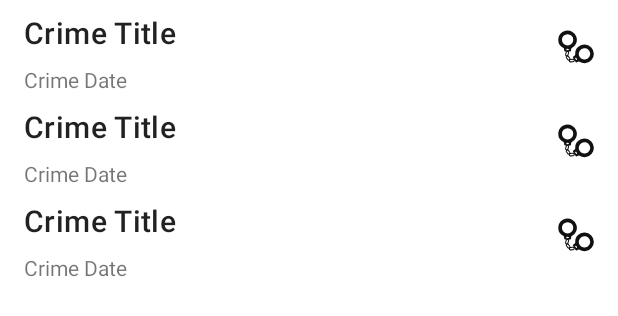
After one commit to tianb0/ListDetailNav2, an Android app: the layout fragment_crime_list.xml on its own in the app's theme, with its tools: preview values and no code run, on a phone screen of 412 x 824 dp. The commit adds this screen. Shown: the top 316 px of the screen. Run offline under Robolectric (Android 15) with nearby library versions, the phone set to English and light mode, and no system bars.

Commit message:
crime list: view (binding, layout, adapter), view model, flow data from db to view model and hook to view lifecycle

```diff
--- a/app/src/main/java/io/tianb/listdetailnav2/Crime.kt
+++ b/app/src/main/java/io/tianb/listdetailnav2/Crime.kt
@@ -8,6 +8,7 @@ import java.util.UUID
 @Entity
 data class Crime(
     @PrimaryKey val id: UUID,
+    val title: String,
     val date: Date,
     val isSolved: Boolean
 )
--- /dev/null
+++ b/app/src/main/res/drawable-v24/ic_solved.xml
@@ -0,0 +1,21 @@
+<vector xmlns:android="http://schemas.android.com/apk/res/android"
+    android:width="24dp"
+    android:height="24dp"
+    android:viewportWidth="24"
+    android:viewportHeight="24">
+  <path
+      android:pathData="M5.07,1.11A6.19,6.19 0,0 0,3.65 12.7a0.57,0.57 0,0 1,0.32 0.44l0.19,1.25a0.62,0.62 0,0 0,0.61 0.63,16.41 16.41,0 0,0 3.29,0 0.62,0.62 0,0 0,0.61 -0.63l0.18,-1.23a0.61,0.61 0,0 1,0.35 -0.47A6.2,6.2 0,0 0,5.07 1.11ZM7,14H6.51a0.49,0.49 0,0 1,-0.38 0.19,0.51 0.51,0 1,1 0.38,-0.83H7a0.33,0.33 0,0 1,0.32 0.32A0.32,0.32 0,0 1,7 14ZM6.4,11a3.79,3.79 0,1 1,3.79 -3.79A3.79,3.79 0,0 1,6.4 11Z"
+      android:fillColor="#111"/>
+  <path
+      android:pathData="M5.66,18.2l-0.21,-0.07a1,1 0,0 1,-0.69 -1.27l0.44,-1.5a1,1 0,0 1,1.27 -0.69l0.21,0.06A1,1 0,0 1,7.38 16l-0.44,1.5A1,1 0,0 1,5.66 18.2ZM6.27,15.33a0.33,0.33 0,0 0,-0.41 0.23l-0.44,1.5a0.33,0.33 0,0 0,0.22 0.41l0.22,0.06a0.33,0.33 0,0 0,0.41 -0.22l0.44,-1.5a0.33,0.33 0,0 0,-0.22 -0.41Z"
+      android:fillColor="#111"/>
+  <path
+      android:pathData="M7.9,20.72l-0.17,0.13a1,1 0,0 1,-1.44 -0.2L5.35,19.4A1,1 0,0 1,5.55 18l0.18,-0.14a1,1 0,0 1,1.43 0.2l0.94,1.25A1,1 0,0 1,7.9 20.72ZM6,18.52A0.34,0.34 0,0 0,5.9 19l0.94,1.24a0.34,0.34 0,0 0,0.47 0.07l0.18,-0.14a0.33,0.33 0,0 0,0.06 -0.46l-0.94,-1.25a0.33,0.33 0,0 0,-0.47 -0.06Z"
+      android:fillColor="#111"/>
+  <path
+      android:pathData="M11.12,20.79l0,0.22a1.07,1.07 0,0 1,-1 1.11l-1.7,0.14a1.08,1.08 0,0 1,-1.2 -0.93l0,-0.23a1.08,1.08 0,0 1,1 -1.11l1.71,-0.13A1.06,1.06 0,0 1,11.12 20.79ZM8,21.27a0.36,0.36 0,0 0,0.39 0.3l1.7,-0.14a0.36,0.36 0,0 0,0.34 -0.36l0,-0.22a0.35,0.35 0,0 0,-0.39 -0.3l-1.7,0.13A0.34,0.34 0,0 0,8 21Z"
+      android:fillColor="#111"/>
+  <path
+      android:pathData="M22.19,12.33A6.19,6.19 0,0 0,11.5 17a0.61,0.61 0,0 1,-0.21 0.51l-1,0.79a0.62,0.62 0,0 0,-0.24 0.84A16.5,16.5 0,0 0,11.75 22a0.61,0.61 0,0 0,0.85 0.2l1.15,-0.47a0.63,0.63 0,0 1,0.58 0.06,6.19 6.19,0 0,0 7.86,-9.45ZM12.13,20.55l-0.26,-0.43a0.49,0.49 0,0 1,-0.35 -0.23,0.51 0.51,0 0,1 0.17,-0.69 0.51,0.51 0,0 1,0.69 0.18,0.48 0.48,0 0,1 0,0.42l0.26,0.43a0.32,0.32 0,0 1,-0.12 0.44A0.31,0.31 0,0 1,12.13 20.55ZM14.4,18.5a3.79,3.79 0,1 1,5.19 1.33A3.79,3.79 0,0 1,14.4 18.5Z"
+      android:fillColor="#111"/>
+</vector>
--- /dev/null
+++ b/app/src/main/res/layout/fragment_crime_list.xml
@@ -0,0 +1,9 @@
+<?xml version="1.0" encoding="utf-8"?>
+<androidx.recyclerview.widget.RecyclerView xmlns:android="http://schemas.android.com/apk/res/android"
+    xmlns:tools="http://schemas.android.com/tools"
+    android:id="@+id/crime_recycler_view"
+    android:layout_width="match_parent"
+    android:layout_height="match_parent"
+    tools:listitem="@layout/list_item_crime">
+
+</androidx.recyclerview.widget.RecyclerView>
--- /dev/null
+++ b/app/src/main/res/layout/list_item_crime.xml
@@ -0,0 +1,44 @@
+<?xml version="1.0" encoding="utf-8"?>
+<androidx.constraintlayout.widget.ConstraintLayout xmlns:android="http://schemas.android.com/apk/res/android"
+    xmlns:app="http://schemas.android.com/apk/res-auto"
+    xmlns:tools="http://schemas.android.com/tools"
+    android:id="@+id/linear_layout"
+    android:layout_width="match_parent"
+    android:layout_height="wrap_content">
+
+    <TextView
+        android:id="@+id/crime_title"
+        android:layout_width="0dp"
+        android:layout_height="wrap_content"
+        android:layout_marginStart="16dp"
+        android:layout_marginTop="8dp"
+        android:layout_marginEnd="8dp"
+        android:text="Crime Title"
+        android:textAppearance="@style/TextAppearance.MaterialComponents.Headline6"
+        app:layout_constraintEnd_toStartOf="@+id/crime_solved"
+        app:layout_constraintStart_toStartOf="parent"
+        app:layout_constraintTop_toTopOf="parent" />
+
+    <TextView
+        android:id="@+id/crime_date"
+        android:layout_width="0dp"
+        android:layout_height="wrap_content"
+        android:layout_marginStart="16dp"
+        android:layout_marginTop="8dp"
+        android:layout_marginEnd="8dp"
+        android:text="Crime Date"
+        app:layout_constraintBottom_toBottomOf="parent"
+        app:layout_constraintEnd_toStartOf="@+id/crime_solved"
+        app:layout_constraintStart_toStartOf="parent"
+        app:layout_constraintTop_toBottomOf="@id/crime_title"/>
+
+    <ImageView
+        android:id="@+id/crime_solved"
+        android:layout_width="wrap_content"
+        android:layout_height="wrap_content"
+        android:layout_marginEnd="16dp"
+        app:layout_constraintBottom_toBottomOf="parent"
+        app:layout_constraintEnd_toEndOf="parent"
+        app:layout_constraintTop_toTopOf="parent"
+        app:srcCompat="@drawable/ic_solved" />
+</androidx.constraintlayout.widget.ConstraintLayout>
```
Also changed, not shown: app/src/main/java/io/tianb/listdetailnav2/CrimeListAdapter.kt (added, +47 -0 lines), app/src/main/java/io/tianb/listdetailnav2/CrimeListFragment.kt (added, +50 -0 lines), app/src/main/java/io/tianb/listdetailnav2/CrimeListViewModel.kt (added, +26 -0 lines), app/src/main/res/layout/activity_main.xml (+5 -13 lines).
